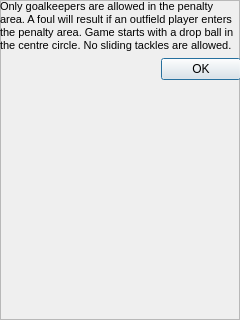
Above: helpFrame.ui from rochford/cutefootball before the change. Below: the same form after it.
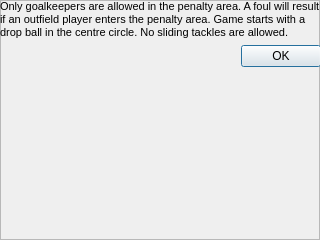
That is the form after the change.

Patch:
```diff
--- a/helpFrame.ui
+++ b/helpFrame.ui
@@ -6,8 +6,8 @@
    <rect>
     <x>0</x>
     <y>0</y>
-    <width>240</width>
-    <height>320</height>
+    <width>320</width>
+    <height>240</height>
    </rect>
   </property>
   <property name="windowTitle">
@@ -24,8 +24,8 @@
     <rect>
      <x>0</x>
      <y>0</y>
-     <width>241</width>
-     <height>321</height>
+     <width>321</width>
+     <height>231</height>
     </rect>
    </property>
    <layout class="QVBoxLayout" name="verticalLayout">
```
